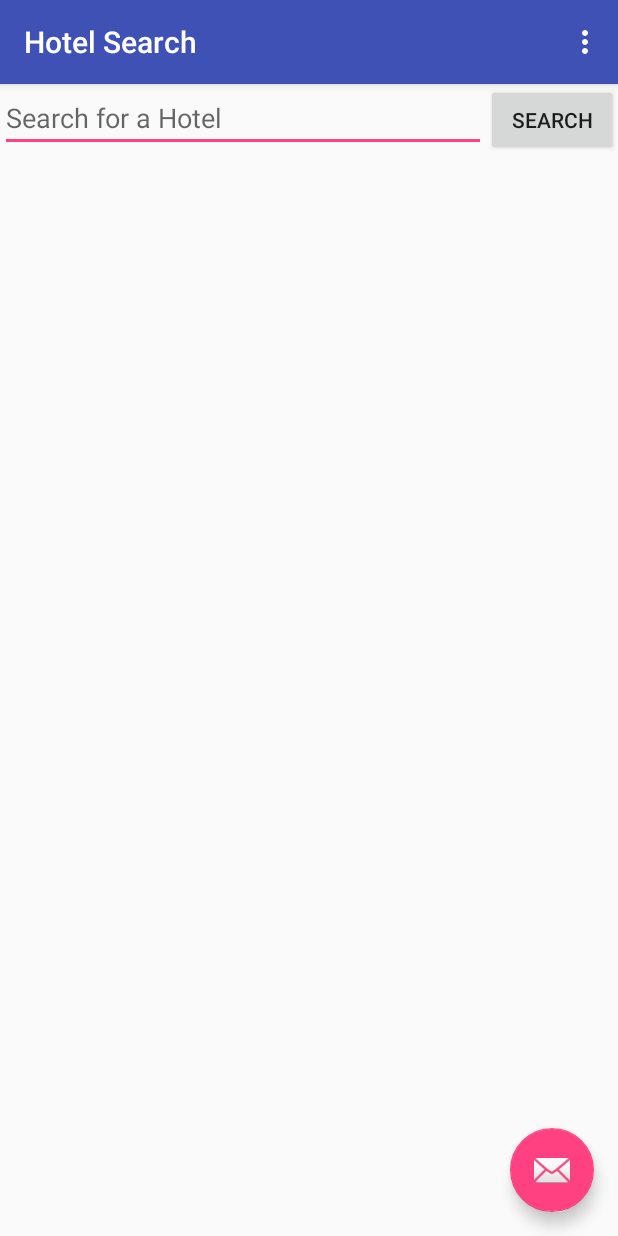
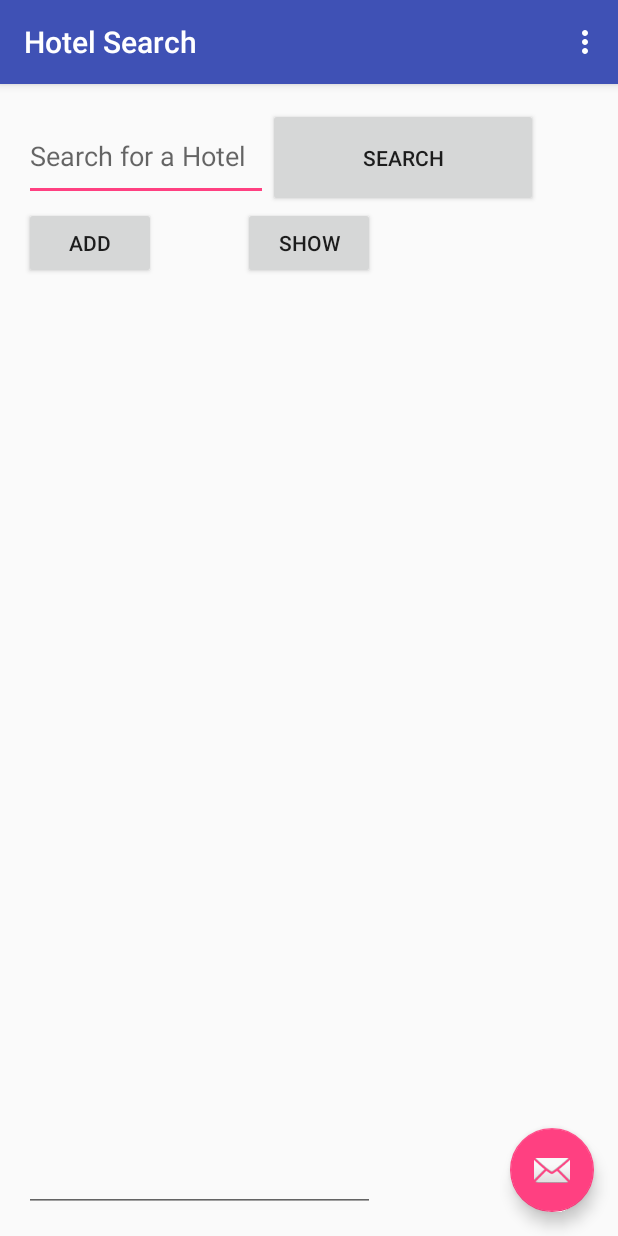
Before and after one commit to hthh10/HBV601G, an Android app: the screen it shows after launch (SearchActivity), on a phone screen of 412 x 824 dp. Run offline under Robolectric (Android 15) with nearby library versions, the phone set to English and light mode, and no system bars.

```diff
--- /dev/null
+++ b/app/src/main/java/hotelsearch/is/database/DBAdapter.java
@@ -0,0 +1,193 @@
+package hotelsearch.is.database;
+
+import android.content.ContentValues;
+import android.content.Context;
+import android.database.Cursor;
+import android.database.sqlite.SQLiteDatabase;
+import android.database.sqlite.SQLiteOpenHelper;
+import android.renderscript.ScriptIntrinsicYuvToRGB;
+import android.util.Log;
+
+
+public class DBAdapter {
+
+
+
+	// For logging:
+	private static final String TAG = "DBAdapter";
+
+	// DB Fields
+	public static final String KEY_ROWID = "_id";
+	public static final int COL_ROWID = 0;
+
+	public static final String KEY_NAME = "NAME";
+	public static final String KEY_ADDRESS = "ADDRESS";
+    public static final String KEY_ZIP = "ZIP";
+    public static final String KEY_CITY = "CITY";
+	public static final String KEY_WEBSITE = "WEBSITE";
+	public static final String KEY_LATLNG = "LATLNG";
+
+	// Field numbers 1...n
+	public static final int COL_NAME = 1;
+	public static final int COL_ADDRESS = 2;
+    public static final int COL_ZIP = 3;
+    public static final int COL_CITY = 4;
+	public static final int COL_WEBSITE = 5;
+    public static final int COL_LATLNG = 6;
+
+
+	public static final String[] ALL_KEYS = new String[] {KEY_ROWID,
+            KEY_NAME, KEY_ADDRESS, KEY_ZIP, KEY_CITY, KEY_WEBSITE, KEY_LATLNG};
+
+	// DB info: it's name, and the table we are using (just one).
+	public static final String DATABASE_NAME = "MyDb";
+	public static final String DATABASE_TABLE = "mainTable";
+
+	// TODO: IF there are changes made to the DB structure inrement version by 1.
+
+    public static final int DATABASE_VERSION = 2;
+
+	// Creates the database with our columns we defined earlier
+
+    private static final String DATABASE_CREATE_SQL =
+			"create table " + DATABASE_TABLE
+			+ " (" + KEY_ROWID + " integer primary key autoincrement, "
+			+ KEY_NAME + " text not null, "
+			+ KEY_ADDRESS + " text not null, "
+            + KEY_ZIP + " text not null, "
+            + KEY_CITY + " text not null, "
+			+ KEY_WEBSITE + " string not null, "
+            + KEY_LATLNG + " string not null"
+			+ ");";
+
+	// Context of application who uses us.
+	private final Context context;
+
+	private DatabaseHelper myDBHelper;
+	private SQLiteDatabase db;
+
+
+	public DBAdapter(Context ctx) {
+		this.context = ctx;
+		myDBHelper = new DatabaseHelper(context);
+	}
+
+	// Open the database connection.
+	public DBAdapter open() {
+		db = myDBHelper.getWritableDatabase();
+		return this;
+	}
+
+	// Close the database connection.
+	public void close() {
+		myDBHelper.close();
+	}
+
+	// Add a new set of values to the database.
+	public long insertRow(String name, String address, String zip,
+                          String city, String website, String latlng) {
+
+		// Create row's data:
+		ContentValues initialValues = new ContentValues();
+		initialValues.put(KEY_NAME, name);
+		initialValues.put(KEY_ADDRESS, address);
+        initialValues.put(KEY_ZIP,zip);
+        initialValues.put(KEY_CITY,city);
+		initialValues.put(KEY_WEBSITE, website);
+        initialValues.put(KEY_LATLNG, latlng);
+
+		// Insert it into the database.
+		return db.insert(DATABASE_TABLE, null, initialValues);
+	}
+
+	// Delete a row from the database, by rowId (primary key)
+	public boolean deleteRow(long rowId) {
+		String where = KEY_ROWID + "=" + rowId;
+		return db.delete(DATABASE_TABLE, where, null) != 0;
+	}
+
+	public void deleteAll() {
+		Cursor c = getAllRows();
+		long rowId = c.getColumnIndexOrThrow(KEY_ROWID);
+		if (c.moveToFirst()) {
+			do {
+				deleteRow(c.getLong((int) rowId));
+			} while (c.moveToNext());
+		}
+		c.close();
+	}
+
+	// Return all data in the database.
+	public Cursor getAllRows() {
+		String where = null;
+		Cursor c = 	db.query(true, DATABASE_TABLE, ALL_KEYS,
+							where, null, null, null, null, null);
+		if (c != null) {
+			c.moveToFirst();
+		}
+		return c;
+	}
+
+	// Get a specific row (by rowId)
+	public Cursor getRow(long rowId) {
+		String where = KEY_ROWID + "=" + rowId;
+		Cursor c = 	db.query(true, DATABASE_TABLE, ALL_KEYS,
+						where, null, null, null, null, null);
+		if (c != null) {
+			c.moveToFirst();
+		}
+		return c;
+	}
+
+	// Change an existing row to be equal to new data.
+	public boolean updateRow(long rowId, String name, String address, String website,
+                             String zip, String city, String latlng) {
+		String where = KEY_ROWID + "=" + rowId;
+
+		// Create row's data:
+		ContentValues newValues = new ContentValues();
+		newValues.put(KEY_NAME, name);
+		newValues.put(KEY_ADDRESS, address);
+        newValues.put(KEY_ZIP,zip);
+        newValues.put(KEY_CITY,city);
+        newValues.put(KEY_WEBSITE, website);
+        newValues.put(KEY_LATLNG, latlng);
+
+		// Insert it into the database.
+		return db.update(DATABASE_TABLE, newValues, where, null) != 0;
+	}
+
+
+
+	/////////////////////////////////////////////////////////////////////
+	//	Private Helper Classes:
+	/////////////////////////////////////////////////////////////////////
+
+	/**
+	 * Private class which handles database creation and upgrading.
+	 * Used to handle low-level database access.
+	 */
+	private static class DatabaseHelper extends SQLiteOpenHelper
+	{
+		DatabaseHelper(Context context) {
+			super(context, DATABASE_NAME, null, DATABASE_VERSION);
+		}
+
+		@Override
+		public void onCreate(SQLiteDatabase _db) {
+			_db.execSQL(DATABASE_CREATE_SQL);
+		}
+
+		@Override
+		public void onUpgrade(SQLiteDatabase _db, int oldVersion, int newVersion) {
+			Log.w(TAG, "Upgrading application's database from version " + oldVersion
+					+ " to " + newVersion + ", which will destroy all old data!");
+
+			// Destroy old database:
+			_db.execSQL("DROP TABLE IF EXISTS " + DATABASE_TABLE);
+
+			// Recreate new database:
+			onCreate(_db);
+		}
+	}
+}
--- a/app/src/main/res/layout/content_search.xml
+++ b/app/src/main/res/layout/content_search.xml
@@ -1,22 +1,77 @@
 <?xml version="1.0" encoding="utf-8"?>
-<LinearLayout xmlns:android="http://schemas.android.com/apk/res/android"
+<RelativeLayout xmlns:android="http://schemas.android.com/apk/res/android"
     xmlns:app="http://schemas.android.com/apk/res-auto"
     xmlns:tools="http://schemas.android.com/tools"
     android:orientation="horizontal"
     android:layout_width="match_parent"
     android:layout_height="match_parent"
+    android:paddingBottom="@dimen/activity_vertical_margin"
+    android:paddingLeft="@dimen/activity_horizontal_margin"
+    android:paddingRight="@dimen/activity_horizontal_margin"
+    android:paddingTop="@dimen/activity_vertical_margin"
     app:layout_behavior="@string/appbar_scrolling_view_behavior"
     tools:showIn="@layout/activity_search">
-    <EditText android:id="@+id/edit_message"
-        android:layout_width="0dp"
+
+    <LinearLayout
+        android:id="@+id/buttonBar"
+        android:layout_width="wrap_content"
         android:layout_height="wrap_content"
-        android:layout_weight="1"
-        android:hint="@string/edit_message"/>
+        android:layout_alignParentTop="true"
+        android:layout_alignParentRight="true"
+        android:layout_alignParentEnd="true"
+        android:layout_alignParentLeft="true"
+        android:layout_alignParentStart="true"
+        android:weightSum="1">
+
+        <EditText android:id="@+id/edit_message"
+            android:layout_width="wrap_content"
+            android:layout_height="60dp"
+            android:hint="@string/edit_message"
+            android:layout_weight="0.09" />
+
+        <Button
+            android:layout_width="109dp"
+            android:layout_height="66dp"
+            android:text="@string/button_send"
+            android:onClick="searchString"
+            android:layout_alignTop="@+id/buttonBar"
+            android:layout_alignParentRight="true"
+            android:layout_alignParentEnd="true"
+            android:layout_weight="0.60" />
+
+    </LinearLayout>
+
     <Button
         android:layout_width="wrap_content"
         android:layout_height="wrap_content"
-        android:text="@string/button_send"
-        android:onClick="searchString"/>
+        android:text="Add"
+        android:id="@+id/addButton"
+        android:layout_below="@+id/buttonBar"
+        android:layout_alignParentLeft="true"
+        android:layout_alignParentStart="true"
+        android:onClick="onClickAdd" />
+
+    <Button
+        android:layout_width="wrap_content"
+        android:layout_height="wrap_content"
+        android:text="Show"
+        android:id="@+id/showButton"
+        android:layout_below="@+id/buttonBar"
+        android:layout_centerHorizontal="true"
+        android:onClick="onClickView" />
+
+    <EditText
+        android:layout_width="wrap_content"
+        android:layout_height="wrap_content"
+        android:inputType="textMultiLine"
+        android:ems="10"
+        android:id="@+id/editText"
+        android:layout_below="@+id/addButton"
+        android:layout_alignParentLeft="true"
+        android:layout_alignParentStart="true"
+        android:layout_alignRight="@+id/showButton"
+        android:layout_alignEnd="@+id/showButton"
+        android:layout_alignParentBottom="true" />
 
 
-</LinearLayout>
+</RelativeLayout>
--- /dev/null
+++ b/app/src/main/res/raw/hotels.txt
@@ -0,0 +1 @@
+Hilton Reykjavík Nordica|Suðurlandsbraut 2|108|Reykjavík|http://www.hiltonreykjavik.com/|64.1364755,-21.874752100000023
```
Also changed, not shown: app/src/main/java/hotelsearch/is/hotelsearch/SearchActivity.java (+67 -0 lines).
